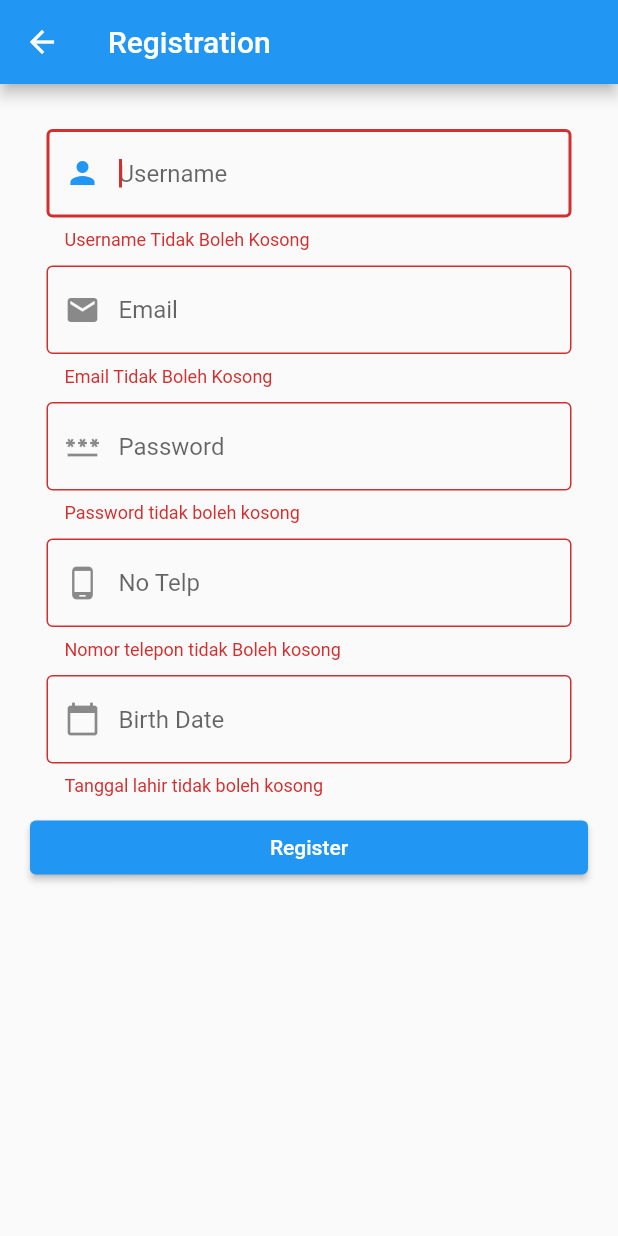
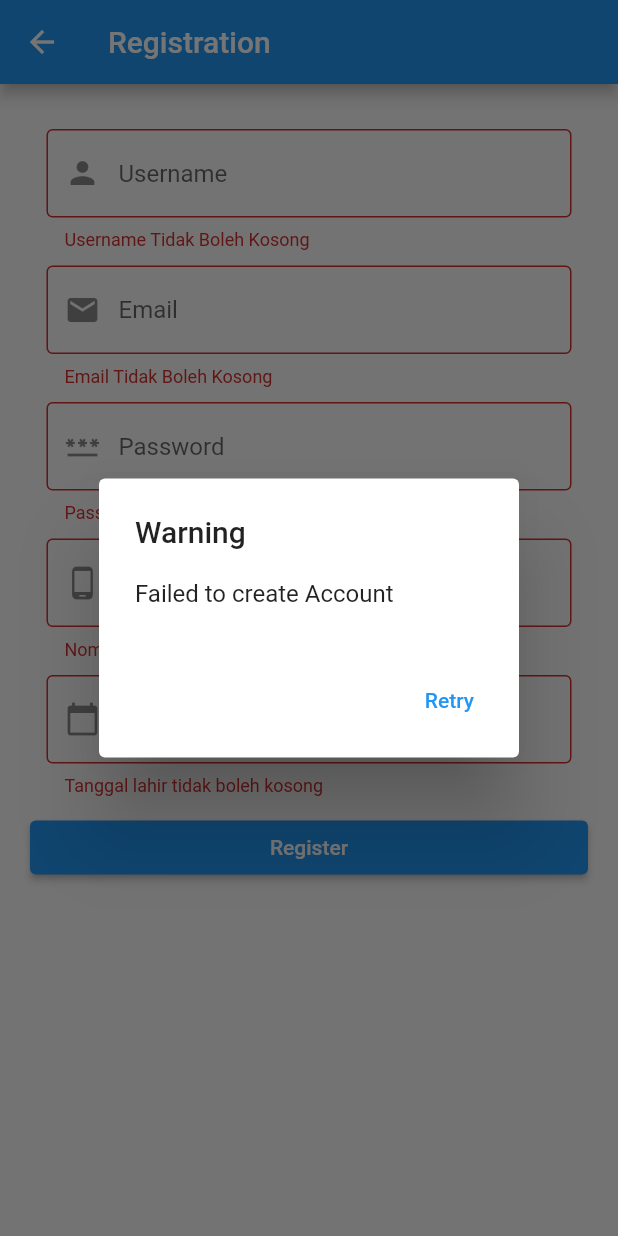
Before and after one commit to fidelcavell/hotel_pbp, a Flutter app: the RegisterView screen opened directly, after a tap on "Register", on a phone screen of 412 x 824 dp. Run offline on Flutter 3.47's test engine with Material 2 defaults, Android fonts, the phone set to English and light mode, and no system bars; our stand-ins replace sqflite; accounts and stored records are empty.

Commit message:
Update register_view.dart
Update(register_view berhasil/gagal)

```diff
--- a/lib/register_view.dart
+++ b/lib/register_view.dart
@@ -153,6 +153,25 @@ class _RegisterViewState extends State<RegisterView> {
                                 ],
                               ),
                             );
+                          } else {
+                            showDialog(
+                              context: context,
+                              builder: (context) => AlertDialog(
+                                title: const Text('Warning'),
+                                content: const Text('Failed to create Account'),
+                                actions: <Widget> [
+                                  TextButton(
+                                    onPressed: () {
+                                      Navigator.of(context).pop();
+                                    },
+                                    child: Container(
+                                      padding: const EdgeInsets.all(14),
+                                      child: const Text("Retry"),
+                                    ),
+                                  ),
+                                ],
+                              ),
+                            );
                           }
                         },
                         child: const Text('Register'),
```
